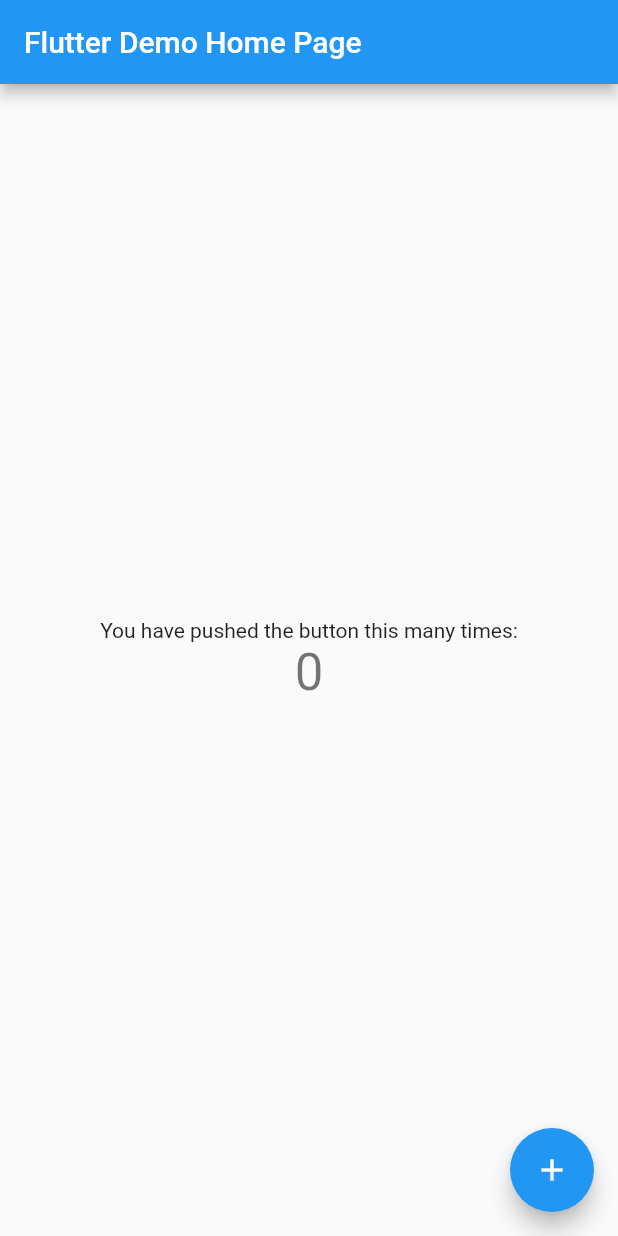
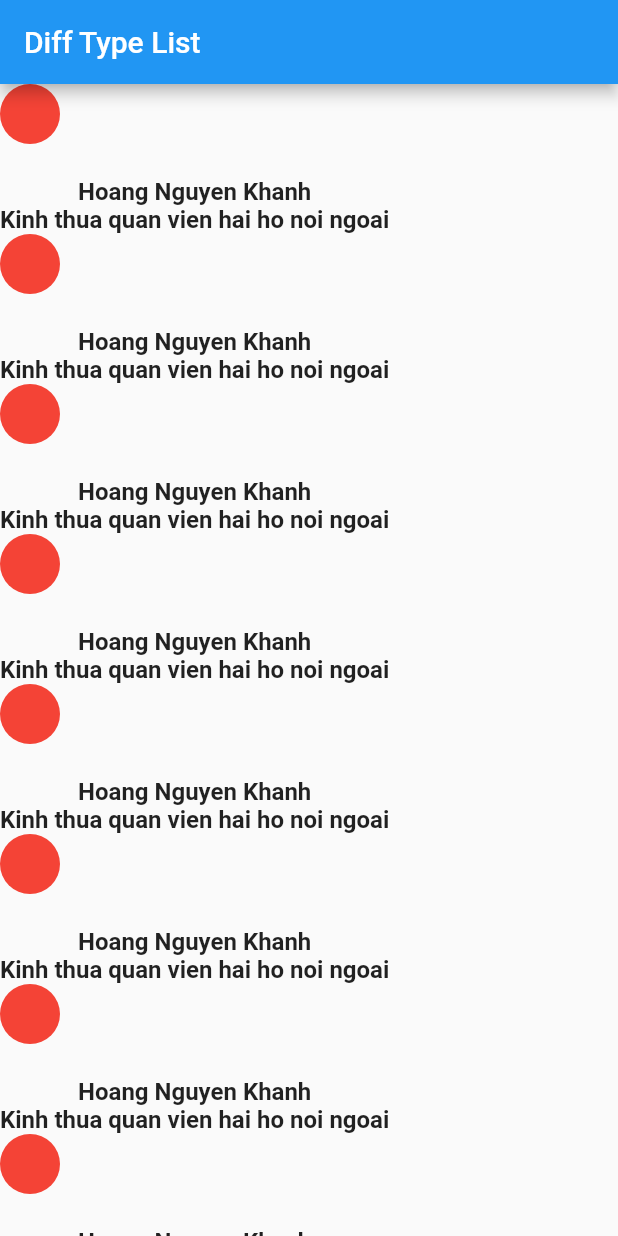
Before and after one commit to nguyenkhanh96/flutter_template_multiple_model_one_page, a Flutter app: the screen it shows after launch, on a phone screen of 412 x 824 dp. Run offline on Flutter 3.47's test engine with Material 2 defaults, Android fonts, the phone set to English and light mode, and no system bars.

Commit message:
second commit

```diff
--- /dev/null
+++ b/lib/component/banner_ads_widget.dart
@@ -0,0 +1,19 @@
+import 'package:flutter/material.dart';
+
+class BannerAdsWidget extends StatelessWidget {
+  const BannerAdsWidget({super.key});
+
+  @override
+  Widget build(BuildContext context) {
+    return Card(
+      elevation: 10,
+      child: SizedBox(
+        height: 80,
+        child: Image.network(
+          "https://images.unsplash.com/photo-1608848461950-0fe51dfc41cb?ixlib=rb-4.0.3&ixid=MnwxMjA3fDB8MHxleHBsb3JlLWZlZWR8NHx8fGVufDB8fHx8&w=1000&q=80",
+          fit: BoxFit.cover,
+        ),
+      ),
+    );
+  }
+}
--- /dev/null
+++ b/lib/component/story_board_widget.dart
@@ -0,0 +1,32 @@
+import 'package:flutter/material.dart';
+
+class StoryBoardWidget extends StatelessWidget {
+  const StoryBoardWidget({super.key});
+
+  @override
+  Widget build(BuildContext context) {
+    return ListView(
+      scrollDirection: Axis.horizontal,
+      children: [
+        Container(
+          padding: const EdgeInsets.all(8),
+          width: 100,
+          height: 150,
+          color: Colors.blueAccent,
+        ),
+        Container(
+          padding: const EdgeInsets.all(8),
+          width: 100,
+          height: 150,
+          color: Colors.red,
+        ),
+        Container(
+          padding: const EdgeInsets.all(8),
+          width: 100,
+          height: 150,
+          color: Colors.orange,
+        ),
+      ],
+    );
+  }
+}
--- /dev/null
+++ b/lib/component/time_line_post_widget.dart
@@ -0,0 +1,40 @@
+import 'package:flutter/material.dart';
+
+class TimeLinePostWidget extends StatelessWidget {
+  const TimeLinePostWidget({super.key});
+
+  @override
+  Widget build(BuildContext context) {
+    return SizedBox(
+      height: 100,
+      child: Stack(
+        children: [
+          const CircleAvatar(
+            backgroundColor: Colors.red,
+          ),
+          Positioned(
+            bottom: 0,
+            child: Column(
+              children: const [
+                Text(
+                  "Hoang Nguyen Khanh",
+                  style: TextStyle(
+                    fontSize: 16,
+                    fontWeight: FontWeight.bold,
+                  ),
+                ),
+                Text(
+                  "Kinh thua quan vien hai ho noi ngoai",
+                  style: TextStyle(
+                    fontSize: 16,
+                    fontWeight: FontWeight.bold,
+                  ),
+                ),
+              ],
+            ),
+          )
+        ],
+      ),
+    );
+  }
+}
--- a/lib/main.dart
+++ b/lib/main.dart
@@ -1,4 +1,6 @@
 import 'package:flutter/material.dart';
+
+import 'screens/list/diff_type_list_page.dart';
 
 void main() {
   runApp(const MyApp());
@@ -14,54 +16,7 @@
       theme: ThemeData(
         primarySwatch: Colors.blue,
       ),
-      home: const MyHomePage(title: 'Flutter Demo Home Page'),
+      home: const DiffTypeListPage(),
     );
   }
 }
-
-class MyHomePage extends StatefulWidget {
-  const MyHomePage({super.key, required this.title});
-
-  final String title;
-
-  @override
-  State<MyHomePage> createState() => _MyHomePageState();
-}
-
-class _MyHomePageState extends State<MyHomePage> {
-  int _counter = 0;
-
-  void _incrementCounter() {
-    setState(() {
-      _counter++;
-    });
-  }
-
-  @override
-  Widget build(BuildContext context) {
-    return Scaffold(
-      appBar: AppBar(
-        title: Text(widget.title),
-      ),
-      body: Center(
-        child: Column(
-          mainAxisAlignment: MainAxisAlignment.center,
-          children: <Widget>[
-            const Text(
-              'You have pushed the button this many times:',
-            ),
-            Text(
-              '$_counter',
-              style: Theme.of(context).textTheme.headlineMedium,
-            ),
-          ],
-        ),
-      ),
-      floatingActionButton: FloatingActionButton(
-        onPressed: _incrementCounter,
-        tooltip: 'Increment',
-        child: const Icon(Icons.add),
-      ),
-    );
-  }
-}
--- /dev/null
+++ b/lib/models/banner_model.dart
@@ -0,0 +1,3 @@
+import 'package:flutter_template_multiple_model_one_page/models/base_time_line_model.dart';
+
+class BannerModel extends BaseTimeLine {}
--- /dev/null
+++ b/lib/models/base_time_line_model.dart
@@ -0,0 +1,3 @@
+class BaseTimeLine {
+  late int type;
+}
--- /dev/null
+++ b/lib/models/story_model.dart
@@ -0,0 +1,3 @@
+import 'package:flutter_template_multiple_model_one_page/models/base_time_line_model.dart';
+
+class StoryModel extends BaseTimeLine {}
--- /dev/null
+++ b/lib/models/time_line_model.dart
@@ -0,0 +1,3 @@
+import 'package:flutter_template_multiple_model_one_page/models/base_time_line_model.dart';
+
+class TimeLineModel extends BaseTimeLine {}
--- /dev/null
+++ b/lib/screens/list/diff_type_list_page.dart
@@ -0,0 +1,70 @@
+import 'dart:math';
+
+import 'package:flutter/material.dart';
+import 'package:flutter_template_multiple_model_one_page/component/banner_ads_widget.dart';
+import 'package:flutter_template_multiple_model_one_page/component/story_board_widget.dart';
+import 'package:flutter_template_multiple_model_one_page/component/time_line_post_widget.dart';
+import 'package:flutter_template_multiple_model_one_page/models/banner_model.dart';
+import 'package:flutter_template_multiple_model_one_page/models/base_time_line_model.dart';
+import 'package:flutter_template_multiple_model_one_page/models/story_model.dart';
+import 'package:flutter_template_multiple_model_one_page/models/time_line_model.dart';
+
+class DiffTypeListPage extends StatefulWidget {
+  const DiffTypeListPage({super.key});
+
+  @override
+  State<DiffTypeListPage> createState() => _DiffTypeListPageState();
+}
+
+class _DiffTypeListPageState extends State<DiffTypeListPage> {
+  List<Widget> list = [];
+  // ignore: non_constant_identifier_names
+  List<BaseTimeLine> ListData = [];
+
+  @override
+  void initState() {
+    super.initState();
+    for (int i = 0; i < 20; i++) {
+      int typeIn = Random().nextInt(4);
+      if (typeIn == 1) {
+        ListData.add(TimeLineModel());
+      } else if (typeIn == 2) {
+        ListData.add(BannerModel());
+      } else if (typeIn == 3) {
+        ListData.add(StoryModel());
+      } else {
+        ListData.add(TimeLineModel());
+      }
+    }
+
+    // convert Data -> list Widgets
+    for (var element in ListData) {
+      if (element is TimeLineModel) {
+        list.add(const TimeLinePostWidget());
+      } else if (element is BannerModel) {
+        list.add(const BannerAdsWidget());
+      } else if (element is StoryModel) {
+        list.add(const StoryBoardWidget());
+      } else {
+        list.add(
+          Container(
+            height: 100,
+            color: Colors.deepOrangeAccent,
+          ),
+        );
+      }
+    }
+  }
+
+  @override
+  Widget build(BuildContext context) {
+    return Scaffold(
+      appBar: AppBar(
+        title: const Text("Diff Type List"),
+      ),
+      body: ListView(
+        children: list,
+      ),
+    );
+  }
+}
```
Also changed, not shown: lib/screens/list/diff_type_list_viewmodel.dart (added).
